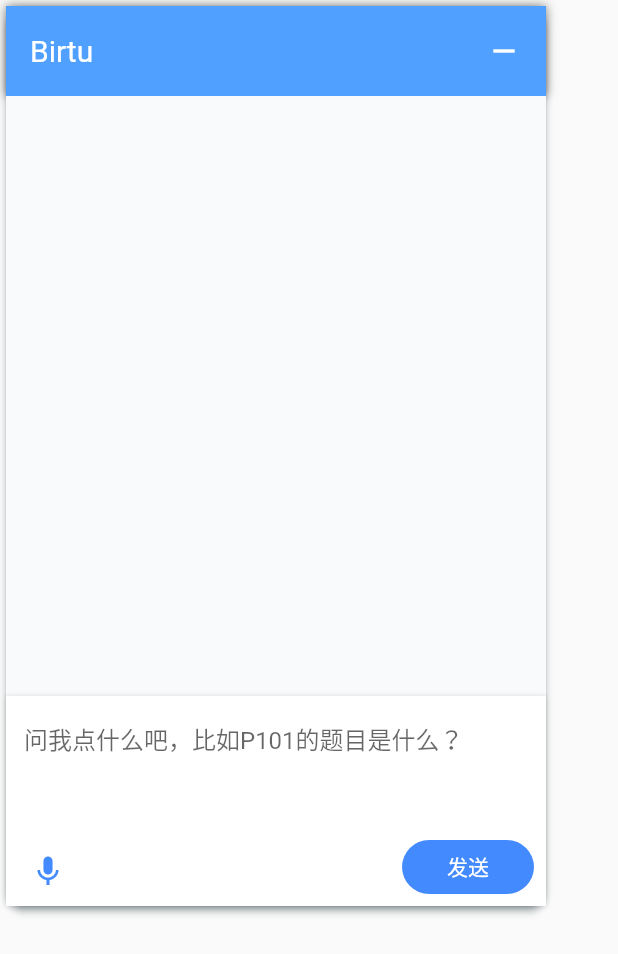
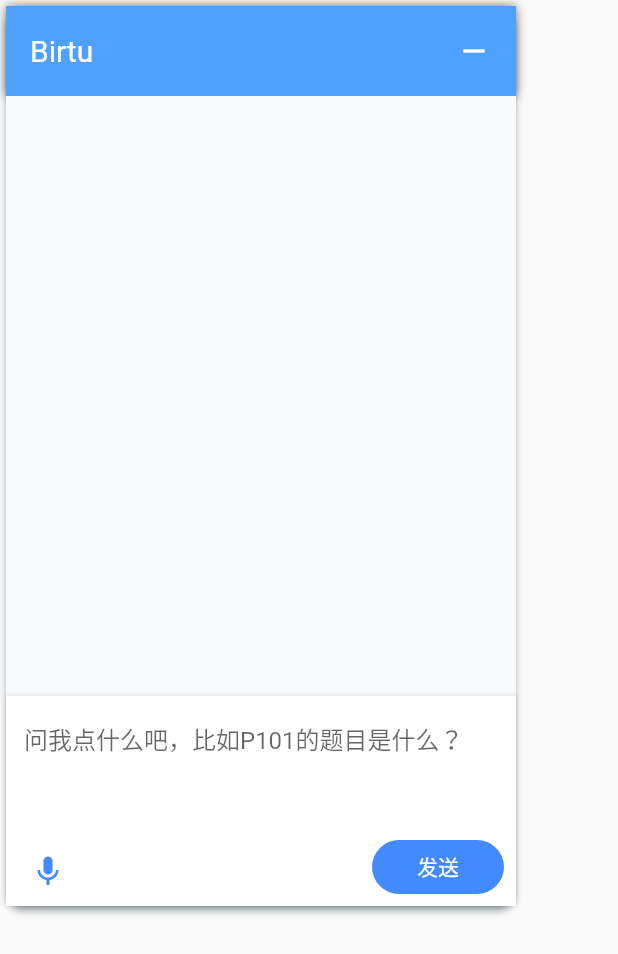
Before and after one commit to yaminet1024/birtu-oj-graph-flutter, a Flutter app: the ChatBoxView widget shown alone on an empty page, opened directly, on a phone screen of 412 x 824 dp. Shown: the top 954 px of the screen. Run offline on Flutter 3.47's test engine with Material 2 defaults, Android fonts, the phone set to English and light mode, and no system bars; missing offline and left inert: grpc, grpclib.

Commit message:
调整对话框

```diff
--- a/lib/views/chat_box.dart
+++ b/lib/views/chat_box.dart
@@ -30,7 +30,7 @@ class _ChatBoxState extends State<ChatBoxView> {
         borderRadius: BorderRadius.all(Radius.circular(12.0)),
       ),
       child: Container(
-        width: 360,
+        width: 340,
         height: 600,
         child: Column(
           children: <Widget>[
--- a/lib/views/home.dart
+++ b/lib/views/home.dart
@@ -51,11 +51,11 @@ class MyHomePageState extends State<MyHomePage> {
                       Container(
                         height: 700,
                         child: Stack(
+                          fit: StackFit.expand,
                           children: <Widget>[
                             Body(),
                             showChatView? Positioned(
                               right: 16,
-                              left: 16,
                               child: ChatBoxView(
                                 onRemoveClick: (){
                                   setState(() {
```
